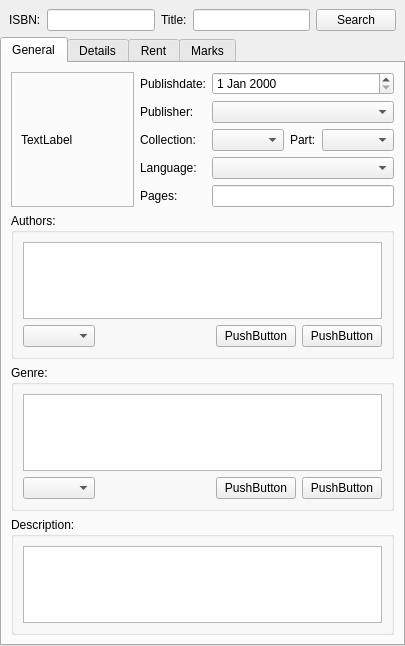
vatriani/mybookdb, file src/ui/bookdescription.ui: the form before one commit.
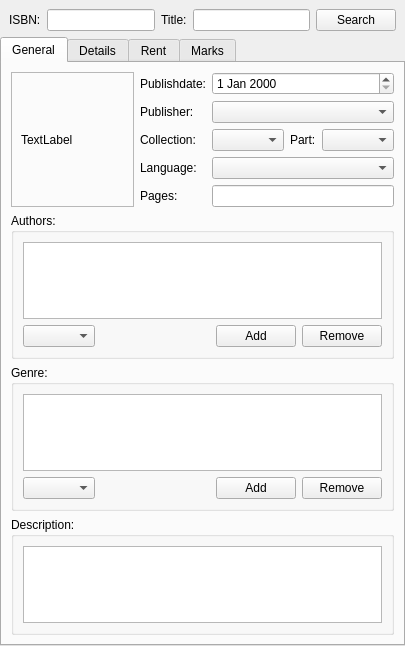
The form after the commit.

```diff
--- a/src/ui/bookdescription.ui
+++ b/src/ui/bookdescription.ui
@@ -230,14 +230,14 @@
             <item>
              <widget class="QPushButton" name="pushButton">
               <property name="text">
-               <string>PushButton</string>
+               <string>Add</string>
               </property>
              </widget>
             </item>
             <item>
              <widget class="QPushButton" name="pushButton_2">
               <property name="text">
-               <string>PushButton</string>
+               <string>Remove</string>
               </property>
              </widget>
             </item>
@@ -285,14 +285,14 @@
             <item>
              <widget class="QPushButton" name="pushButton_3">
               <property name="text">
-               <string>PushButton</string>
+               <string>Add</string>
               </property>
              </widget>
             </item>
             <item>
              <widget class="QPushButton" name="pushButton_4">
               <property name="text">
-               <string>PushButton</string>
+               <string>Remove</string>
               </property>
              </widget>
             </item>
```
Left out of the diff: 24 changed lines with no effect on the pictures.
